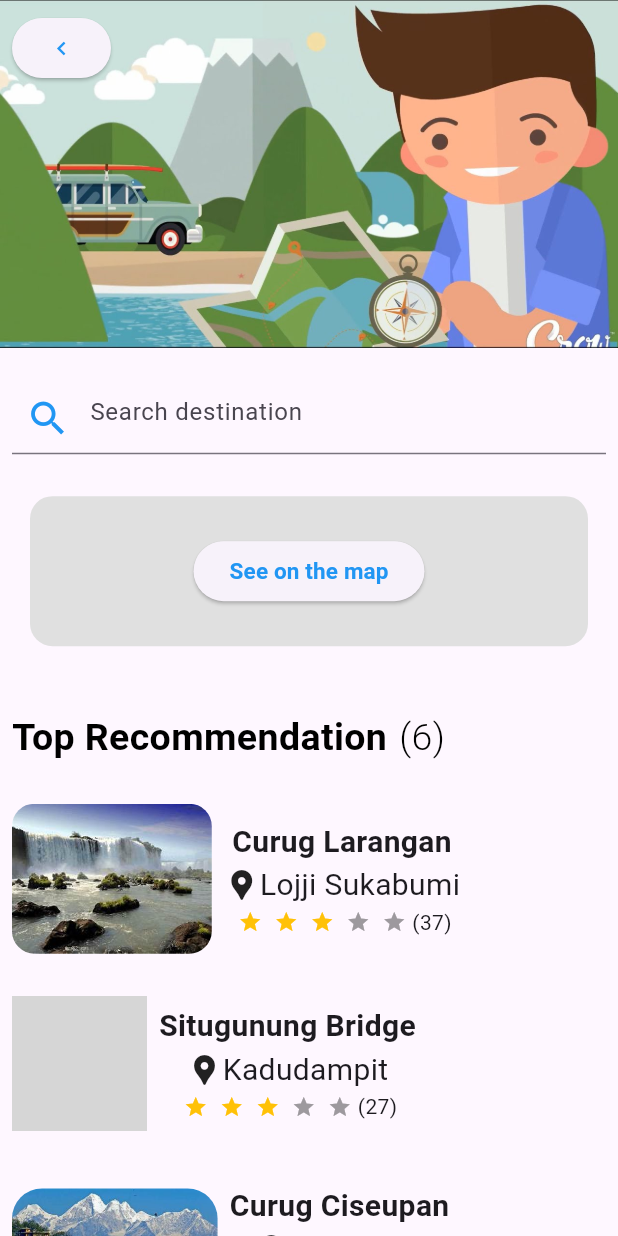
After one commit to RITIKKUMAWAT009/trip_plan, a Flutter app: the DestinationDetails screen opened directly, on a phone screen of 412 x 824 dp. The commit adds this screen. Run offline on Flutter 3.47's test engine with Material 3 defaults, Android fonts, the light colour scheme and no system bars; drawn by our look-alikes of flutter_rating_bar; our stand-ins replace get, iconsax, lottie, smooth_page_indicator; grey boxes are pictures that could not be loaded.

Commit message:
detail screen are added

```diff
--- /dev/null
+++ b/trip_plan/lib/src/screens/home/destination_datail.dart
@@ -0,0 +1,342 @@
+
+import 'package:flutter/material.dart';
+import 'package:flutter_rating_bar/flutter_rating_bar.dart';
+
+class DestinationDetails extends StatelessWidget {
+  const DestinationDetails({super.key});
+
+  @override
+  Widget build(BuildContext context) {
+    return Scaffold(
+      body: SingleChildScrollView(
+        child: Column(
+          crossAxisAlignment: CrossAxisAlignment.start,
+          children: [
+            Container(
+              child: Stack(
+                children: [
+                  const Image(image: AssetImage('assets/images/Tripplan.jpg'),
+                  ),
+                  Padding(
+                    padding: const EdgeInsets.all(8.0),
+                    child:ElevatedButton.icon(onPressed: () {}, label: const Icon(Icons.chevron_left,color: Colors.blue,),),
+                  ),
+                ],
+              ),
+            ),
+            const SizedBox(height: 15),
+            Container(
+              child: const Padding(
+                padding: EdgeInsets.all(8.0),
+                child: TextField(
+                  decoration: InputDecoration(
+                    hintText: "Search destination",
+                    prefixIcon: Icon(Icons.search_outlined,color: Colors.blue,size: 30,),
+                  ),
+                ),
+              ),
+            ),
+            Column(
+              children: [
+                Padding(
+                  padding: const EdgeInsets.all(20.0),
+                  child: Stack(
+                    children: [
+                      Container(
+                        decoration: BoxDecoration(
+                          borderRadius: BorderRadius.circular(15),
+                          color: Colors.grey[300],
+                        ),
+                        height: 100,
+                        width: 400,
+                        child: Center(
+                            child: ElevatedButton(onPressed: () {}, child: const Text('See on the map',style: TextStyle(color: Colors.blue,fontWeight: FontWeight.bold,fontSize: 15),))
+                        ),
+                      ),
+                    ],
+                  ),
+                ),
+                const SizedBox(height: 15,),
+                const Column(
+                  children: [
+                    Row(
+                      children: [
+                        Padding(
+                          padding: EdgeInsets.all(8.0),
+                          child: Text("Top Recommendation",style: TextStyle(color: Colors.black,fontWeight: FontWeight.bold,fontSize: 25),),
+
+                        ),
+                        Text("(6)",style: TextStyle(color: Colors.black,fontWeight: FontWeight.w300,fontSize: 25),),
+                      ],
+                    ),
+                  ],
+                ),
+                const SizedBox(
+                  height: 10,
+                ),
+                Padding(
+                  padding: const EdgeInsets.all(8.0),
+                  child: Column(
+                    children: [
+                      Row(
+                        children: [
+                          ClipRRect(
+                            borderRadius: BorderRadius.circular(15),
+                            child: Image.asset("assets/images/curgus.jpeg",height: 100,),),
+                          Padding(
+                            padding: const EdgeInsets.all(8.0),
+                            child: Column(
+                              children: [
+                                const Text("Curug Larangan",style: TextStyle(fontWeight: FontWeight.bold,fontSize: 20),),
+                                const Row(
+                                  children: [
+                                    Icon(Icons.location_pin),
+                                    Text("Lojji Sukabumi",style: TextStyle(fontSize: 20),),
+                                  ],
+                                ),
+                                Row(
+                                  children: [
+                                    RatingBar.builder(
+                                      initialRating: 3,
+                                      minRating: 1,
+                                      direction: Axis.horizontal,
+                                      allowHalfRating: true,
+                                      itemCount: 5,
+                                      itemSize: 16,
+                                      itemPadding: const EdgeInsets.symmetric(horizontal: 4.0),
+                                      itemBuilder: (context, _) => const Icon(
+                                        Icons.star,
+                                        color: Colors.amber,
+                                      ),
+                                      onRatingUpdate: (rating) {
+                                        print(rating);
+                                      },
+                                    ),
+                                    const Text("(37)",style: TextStyle(fontWeight: FontWeight.w400),)
+                                  ],
+                                )
+                              ],
+                            ),
+                          )
+                        ],
+                      ),
+                    ],
+                  ),
+                ),
+                const SizedBox(
+                  height: 10,
+                ),
+                Padding(
+                  padding: const EdgeInsets.all(8.0),
+                  child: Column(
+                    children: [
+                      Row(
+                        children: [
+                          ClipRRect(
+                            borderRadius: BorderRadius.circular(15),
+                            child: Image.asset("assets/images/image(3).jpg",height: 90,),),
+                          Padding(
+                            padding: const EdgeInsets.all(8.0),
+                            child: Column(
+                              children: [
+                                const Text("Situgunung Bridge",style: TextStyle(fontWeight: FontWeight.bold,fontSize: 20),),
+                                const Row(
+                                  children: [
+                                    Icon(Icons.location_pin),
+                                    Text("Kadudampit",style: TextStyle(fontSize: 20),),
+                                  ],
+                                ),
+                                Row(
+                                  children: [
+                                    RatingBar.builder(
+                                      initialRating: 3,
+                                      minRating: 1,
+                                      direction: Axis.horizontal,
+                                      allowHalfRating: true,
+                                      itemCount: 5,
+                                      itemSize: 16,
+                                      itemPadding: const EdgeInsets.symmetric(horizontal: 4.0),
+                                      itemBuilder: (context, _) => const Icon(
+                                        Icons.star,
+                                        color: Colors.amber,
+                                      ),
+                                      onRatingUpdate: (rating) {
+                                        print(rating);
+                                      },
+                                    ),
+                                    const Text("(27)",style: TextStyle(fontWeight: FontWeight.w400),)
+                                  ],
+                                )
+                              ],
+                            ),
+                          )
+                        ],
+                      ),
+                    ],
+                  ),
+                ),
+                const SizedBox(
+                  height: 10,
+                ),
+                Padding(
+                  padding: const EdgeInsets.all(8.0),
+                  child: Column(
+                    children: [
+                      Row(
+                        children: [
+                          ClipRRect(
+                            borderRadius: BorderRadius.circular(20),
+                            child: Image.asset("assets/images/cisuapn.jpeg",height: 73,),),
+                          Padding(
+                            padding: const EdgeInsets.all(8.0),
+                            child: Column(
+                              children: [
+                                const Text("Curug Ciseupan",style: TextStyle(fontWeight: FontWeight.bold,fontSize: 20),),
+                                const Row(
+                                  children: [
+                                    Icon(Icons.location_pin),
+                                    Text("Cirangkas",style: TextStyle(fontSize: 20),),
+                                  ],
+                                ),
+                                Row(
+                                  children: [
+                                    RatingBar.builder(
+                                      initialRating: 3,
+                                      minRating: 1,
+                                      direction: Axis.horizontal,
+                                      allowHalfRating: true,
+                                      itemCount: 5,
+                                      itemSize: 16,
+                                      itemPadding: const EdgeInsets.symmetric(horizontal: 4.0),
+                                      itemBuilder: (context, _) => const Icon(
+                                        Icons.star,
+                                        color: Colors.amber,
+                                      ),
+                                      onRatingUpdate: (rating) {
+                                        print(rating);
+                                      },
+                                    ),
+                                    const Text("(37)",style: TextStyle(fontWeight: FontWeight.w400),)
+                                  ],
+                                )
+                              ],
+                            ),
+                          )
+                        ],
+                      ),
+                    ],
+                  ),
+                ),
+                const SizedBox(
+                  height: 10,
+                ),
+                Padding(
+                  padding: const EdgeInsets.all(8.0),
+                  child: Column(
+                    children: [
+                      Row(
+                        children: [
+                          ClipRRect(
+                            borderRadius: BorderRadius.circular(15),
+                            child: Image.asset("assets/images/javana.jpeg",height: 90,),),
+                          Padding(
+                            padding: const EdgeInsets.all(8.0),
+                            child: Column(
+                              children: [
+                                const Text("Javana Spa",style: TextStyle(fontWeight: FontWeight.bold,fontSize: 20),),
+                                const Row(
+                                  children: [
+                                    Icon(Icons.location_pin),
+                                    Text("Cangkuang",style: TextStyle(fontSize: 20),),
+                                  ],
+                                ),
+                                Row(
+                                  children: [
+                                    RatingBar.builder(
+                                      initialRating: 3,
+                                      minRating: 1,
+                                      direction: Axis.horizontal,
+                                      allowHalfRating: true,
+                                      itemCount: 5,
+                                      itemSize: 16,
+                                      itemPadding: const EdgeInsets.symmetric(horizontal: 4.0),
+                                      itemBuilder: (context, _) => const Icon(
+                                        Icons.star,
+                                        color: Colors.amber,
+                                      ),
+                                      onRatingUpdate: (rating) {
+                                        print(rating);
+                                      },
+                                    ),
+                                    const Text("(15)",style: TextStyle(fontWeight: FontWeight.w400),)
+                                  ],
+                                )
+                              ],
+                            ),
+                          )
+                        ],
+                      ),
+                    ],
+                  ),
+                ),
+                const SizedBox(
+                  height: 10,
+                ),
+                Padding(
+                  padding: const EdgeInsets.all(8.0),
+                  child: Column(
+                    children: [
+                      Row(
+                        children: [
+                          ClipRRect(
+                            borderRadius: BorderRadius.circular(15),
+                            child: Image.asset("assets/images/curgus.jpeg",height: 100,),),
+                          Padding(
+                            padding: const EdgeInsets.all(8.0),
+                            child: Column(
+                              children: [
+                                const Text("Curug Larangan",style: TextStyle(fontWeight: FontWeight.bold,fontSize: 20),),
+                                const Row(
+                                  children: [
+                                    Icon(Icons.location_pin),
+                                    Text("Lojji Sukabumi",style: TextStyle(fontSize: 20),),
+                                  ],
+                                ),
+                                Row(
+                                  children: [
+                                    RatingBar.builder(
+                                      initialRating: 3,
+                                      minRating: 1,
+                                      direction: Axis.horizontal,
+                                      allowHalfRating: true,
+                                      itemCount: 5,
+                                      itemSize: 16,
+                                      itemPadding: const EdgeInsets.symmetric(horizontal: 4.0),
+                                      itemBuilder: (context, _) => const Icon(
+                                        Icons.star,
+                                        color: Colors.amber,
+                                      ),
+                                      onRatingUpdate: (rating) {
+                                        print(rating);
+                                      },
+                                    ),
+                                    const Text("(37)",style: TextStyle(fontWeight: FontWeight.w400),)
+                                  ],
+                                )
+                              ],
+                            ),
+                          )
+                        ],
+                      ),
+                    ],
+                  ),
+                ),
+
+              ],
+            ),
+          ],
+        ),
+      ),
+    );
+  }
+}
--- a/trip_plan/lib/src/screens/home/home_screen.dart
+++ b/trip_plan/lib/src/screens/home/home_screen.dart
@@ -1,7 +1,9 @@
 
 import 'package:flutter/material.dart';
 import 'package:flutter_rating_bar/flutter_rating_bar.dart';
+import 'package:get/get.dart';
 import 'package:iconsax/iconsax.dart';
+import 'package:trip_plan/src/screens/home/destination_datail.dart';
 
 class HomeScreen extends StatelessWidget {
   const HomeScreen({super.key});
@@ -72,7 +74,9 @@ class HomeScreen extends StatelessWidget {
                                 controller: controller,
                                   itemCount: 20,
                                   itemBuilder: (context,index){
-                                    return Column(
+                                    return GestureDetector(
+                                      onTap:()=> Get.to(()=>const DestinationDetails()),
+                                      child: Column(
                                         crossAxisAlignment: CrossAxisAlignment.start,
                                         children: [
                                           Row(
@@ -129,6 +133,7 @@ class HomeScreen extends StatelessWidget {
                                           ),
                                           const Divider(),
                                         ],
+                                      ),
                                     );
                                 }
                               ),
--- a/trip_plan/pubspec.yaml
+++ b/trip_plan/pubspec.yaml
@@ -66,7 +66,7 @@ flutter:
   # To add assets to your application, add an assets section, like this:
   assets:
     - assets/animation/
-  #   - images/a_dot_ham.jpeg
+    - assets/images/
 
   # An image asset can refer to one or more resolution-specific "variants", see
   # https://flutter.dev/assets-and-images/#resolution-aware
```
Also changed, not shown: trip_plan/assets/images/Tripplan.jpg (added), trip_plan/assets/images/cisuapn.jpeg (added), trip_plan/assets/images/curgus.jpeg (added), trip_plan/assets/images/curug.jpeg (added), trip_plan/assets/images/javana.jpeg (added), trip_plan/assets/images/larangan.jpeg (added), trip_plan/pubspec.lock, 1 other file. Lines whose indentation alone changed are shown as unchanged.
